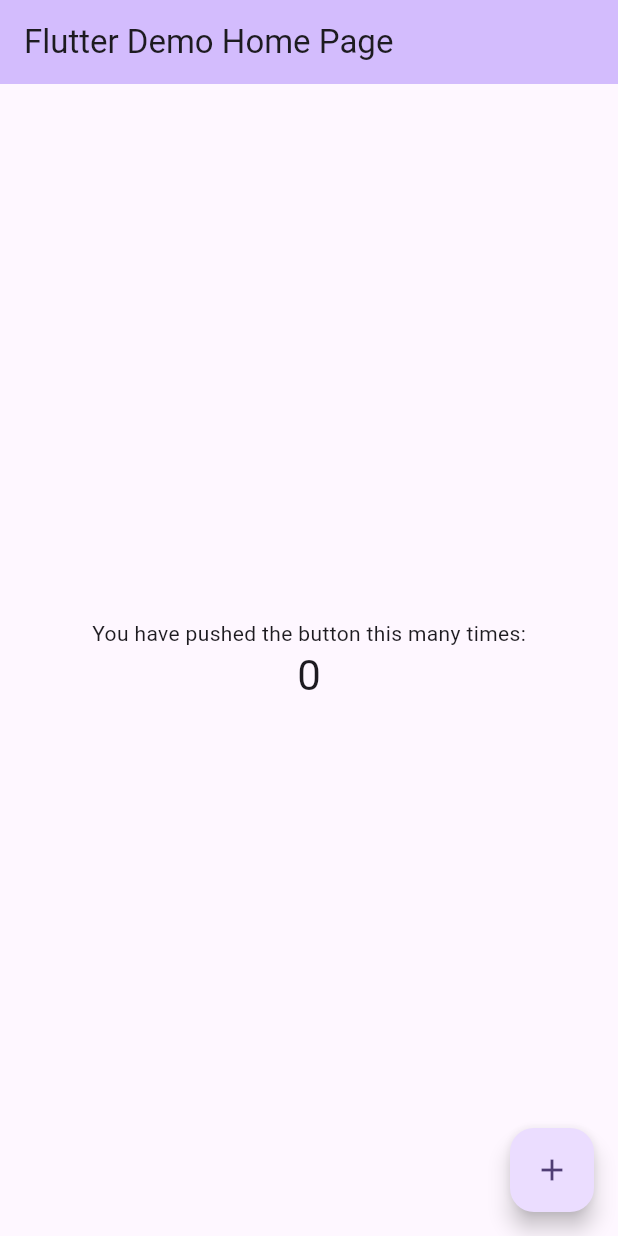
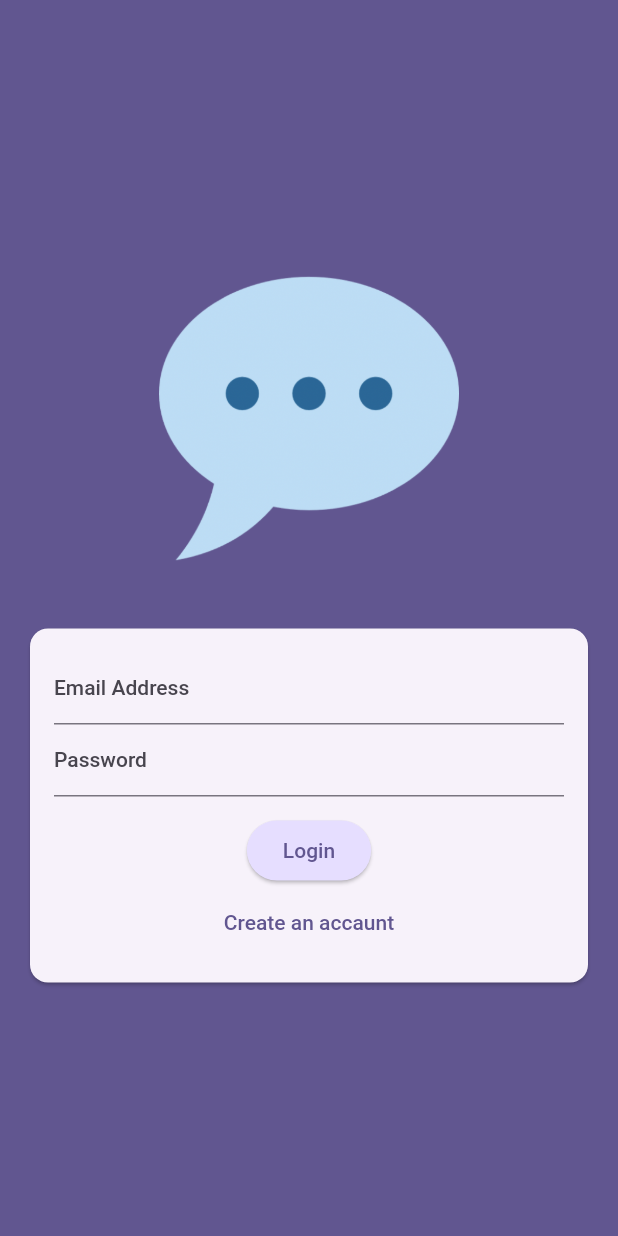
Before and after one commit to levanbn/message_app, a Flutter app: the screen it shows after launch, on a phone screen of 412 x 824 dp. Run offline on Flutter 3.47's test engine with Material 2 defaults, Android fonts, the phone set to English and light mode, and no system bars; our stand-ins replace firebase_core; accounts and stored records are empty.

```diff
--- a/lib/main.dart
+++ b/lib/main.dart
@@ -1,125 +1,29 @@
 import 'package:flutter/material.dart';
+import 'package:message_app/screens/auth.dart';
+import 'package:firebase_core/firebase_core.dart';
+import 'firebase_options.dart';
 
-void main() {
-  runApp(const MyApp());
+void main() async {
+  WidgetsFlutterBinding.ensureInitialized();
+  await Firebase.initializeApp(
+    options: DefaultFirebaseOptions.currentPlatform,
+  );
+  runApp(const App());
 }
 
-class MyApp extends StatelessWidget {
-  const MyApp({super.key});
+class App extends StatelessWidget {
+  const App({super.key});
 
-  // This widget is the root of your application.
   @override
   Widget build(BuildContext context) {
     return MaterialApp(
-      title: 'Flutter Demo',
-      theme: ThemeData(
-        // This is the theme of your application.
-        //
-        // TRY THIS: Try running your application with "flutter run". You'll see
-        // the application has a blue toolbar. Then, without quitting the app,
-        // try changing the seedColor in the colorScheme below to Colors.green
-        // and then invoke "hot reload" (save your changes or press the "hot
-        // reload" button in a Flutter-supported IDE, or press "r" if you used
-        // the command line to start the app).
-        //
-        // Notice that the counter didn't reset back to zero; the application
-        // state is not lost during the reload. To reset the state, use hot
-        // restart instead.
-        //
-        // This works for code too, not just values: Most code changes can be
-        // tested with just a hot reload.
-        colorScheme: ColorScheme.fromSeed(seedColor: Colors.deepPurple),
+      title: 'FlutterChat',
+      theme: ThemeData().copyWith(
         useMaterial3: true,
+        colorScheme: ColorScheme.fromSeed(
+            seedColor: const Color.fromARGB(255, 63, 17, 177)),
       ),
-      home: const MyHomePage(title: 'Flutter Demo Home Page'),
+      home: const AuthScreen(),
     );
   }
 }
-
-class MyHomePage extends StatefulWidget {
-  const MyHomePage({super.key, required this.title});
-
-  // This widget is the home page of your application. It is stateful, meaning
-  // that it has a State object (defined below) that contains fields that affect
-  // how it looks.
-
-  // This class is the configuration for the state. It holds the values (in this
-  // case the title) provided by the parent (in this case the App widget) and
-  // used by the build method of the State. Fields in a Widget subclass are
-  // always marked "final".
-
-  final String title;
-
-  @override
-  State<MyHomePage> createState() => _MyHomePageState();
-}
-
-class _MyHomePageState extends State<MyHomePage> {
-  int _counter = 0;
-
-  void _incrementCounter() {
-    setState(() {
-      // This call to setState tells the Flutter framework that something has
-      // changed in this State, which causes it to rerun the build method below
-      // so that the display can reflect the updated values. If we changed
-      // _counter without calling setState(), then the build method would not be
-      // called again, and so nothing would appear to happen.
-      _counter++;
-    });
-  }
-
-  @override
-  Widget build(BuildContext context) {
-    // This method is rerun every time setState is called, for instance as done
-    // by the _incrementCounter method above.
-    //
-    // The Flutter framework has been optimized to make rerunning build methods
-    // fast, so that you can just rebuild anything that needs updating rather
-    // than having to individually change instances of widgets.
-    return Scaffold(
-      appBar: AppBar(
-        // TRY THIS: Try changing the color here to a specific color (to
-        // Colors.amber, perhaps?) and trigger a hot reload to see the AppBar
-        // change color while the other colors stay the same.
-        backgroundColor: Theme.of(context).colorScheme.inversePrimary,
-        // Here we take the value from the MyHomePage object that was created by
-        // the App.build method, and use it to set our appbar title.
-        title: Text(widget.title),
-      ),
-      body: Center(
-        // Center is a layout widget. It takes a single child and positions it
-        // in the middle of the parent.
-        child: Column(
-          // Column is also a layout widget. It takes a list of children and
-          // arranges them vertically. By default, it sizes itself to fit its
-          // children horizontally, and tries to be as tall as its parent.
-          //
-          // Column has various properties to control how it sizes itself and
-          // how it positions its children. Here we use mainAxisAlignment to
-          // center the children vertically; the main axis here is the vertical
-          // axis because Columns are vertical (the cross axis would be
-          // horizontal).
-          //
-          // TRY THIS: Invoke "debug painting" (choose the "Toggle Debug Paint"
-          // action in the IDE, or press "p" in the console), to see the
-          // wireframe for each widget.
-          mainAxisAlignment: MainAxisAlignment.center,
-          children: <Widget>[
-            const Text(
-              'You have pushed the button this many times:',
-            ),
-            Text(
-              '$_counter',
-              style: Theme.of(context).textTheme.headlineMedium,
-            ),
-          ],
-        ),
-      ),
-      floatingActionButton: FloatingActionButton(
-        onPressed: _incrementCounter,
-        tooltip: 'Increment',
-        child: const Icon(Icons.add),
-      ), // This trailing comma makes auto-formatting nicer for build methods.
-    );
-  }
-}
--- /dev/null
+++ b/lib/screens/auth.dart
@@ -0,0 +1,121 @@
+import 'package:flutter/material.dart';
+
+class AuthScreen extends StatefulWidget {
+  const AuthScreen({super.key});
+
+  @override
+  State<AuthScreen> createState() {
+    return _AuthScreenState();
+  }
+}
+
+class _AuthScreenState extends State<AuthScreen> {
+  final _form = GlobalKey<FormState>();
+
+  var _isLogin = true;
+  var _enteredEmail = '';
+  var _enteredPassword = '';
+  void _submit() {
+    final isValid = _form.currentState!.validate();
+
+    if (isValid) {
+      _form.currentState!.save();
+    }
+  }
+
+  @override
+  Widget build(BuildContext context) {
+    return Scaffold(
+      backgroundColor: Theme.of(context).colorScheme.primary,
+      body: Center(
+        child: SingleChildScrollView(
+          child: Column(
+            mainAxisAlignment: MainAxisAlignment.center,
+            children: [
+              Container(
+                margin: const EdgeInsets.only(
+                  top: 30,
+                  bottom: 20,
+                  left: 20,
+                  right: 20,
+                ),
+                width: 200,
+                child: Image.asset('assets/images/chat.png'),
+              ),
+              Card(
+                margin: const EdgeInsets.all(20),
+                child: SingleChildScrollView(
+                  child: Padding(
+                    padding: const EdgeInsets.all(16),
+                    child: Form(
+                      key: _form,
+                      child: Column(
+                        mainAxisSize: MainAxisSize.min,
+                        children: [
+                          TextFormField(
+                            decoration: const InputDecoration(
+                              labelText: 'Email Address',
+                            ),
+                            keyboardType: TextInputType.emailAddress,
+                            autocorrect: false,
+                            textCapitalization: TextCapitalization.none,
+                            validator: (value) {
+                              if (value == null ||
+                                  value.trim().isEmpty ||
+                                  !value.contains('@')) {
+                                return 'Please enter a valid email addres';
+                              }
+                              return null;
+                            },
+                            onSaved: (value) {
+                              _enteredEmail = value!;
+                            },
+                          ),
+                          TextFormField(
+                            decoration: const InputDecoration(
+                              labelText: 'Password',
+                            ),
+                            obscureText: true,
+                            validator: (value) {
+                              if (value == null || value.trim().length < 6) {
+                                return 'Password must be at least 6 characters long.';
+                              }
+                              return null;
+                            },
+                             onSaved: (value) {
+                              _enteredPassword = value!;
+                            },
+                          ),
+                          const SizedBox(height: 12),
+                          ElevatedButton(
+                            onPressed: _submit,
+                            style: ElevatedButton.styleFrom(
+                              backgroundColor: Theme.of(context)
+                                  .colorScheme
+                                  .primaryContainer,
+                            ),
+                            child: Text(_isLogin ? 'Login' : 'Signup'),
+                          ),
+                          TextButton(
+                            onPressed: () {
+                              setState(() {
+                                _isLogin = !_isLogin;
+                              });
+                            },
+                            child: Text(_isLogin
+                                ? 'Create an accaunt'
+                                : 'I already have an accaunt'),
+                          ),
+                        ],
+                      ),
+                    ),
+                  ),
+                ),
+              ),
+            ],
+          ),
+        ),
+      ),
+    );
+  }
+}
--- a/pubspec.yaml
+++ b/pubspec.yaml
@@ -35,6 +35,8 @@ dependencies:
   # The following adds the Cupertino Icons font to your application.
   # Use with the CupertinoIcons class for iOS style icons.
   cupertino_icons: ^1.0.2
+  firebase_core: ^2.14.0
+  firebase_auth: ^4.6.3
 
 dev_dependencies:
   flutter_test:
@@ -59,8 +61,8 @@ flutter:
   uses-material-design: true
 
   # To add assets to your application, add an assets section, like this:
-  # assets:
-  #   - images/a_dot_burr.jpeg
+  assets:
+   - assets/images/chat.png
   #   - images/a_dot_ham.jpeg
 
   # An image asset can refer to one or more resolution-specific "variants", see
```
Also changed, not shown: assets/images/chat.png (added), lib/firebase_options.dart (added), pubspec.lock, 6 other files.
